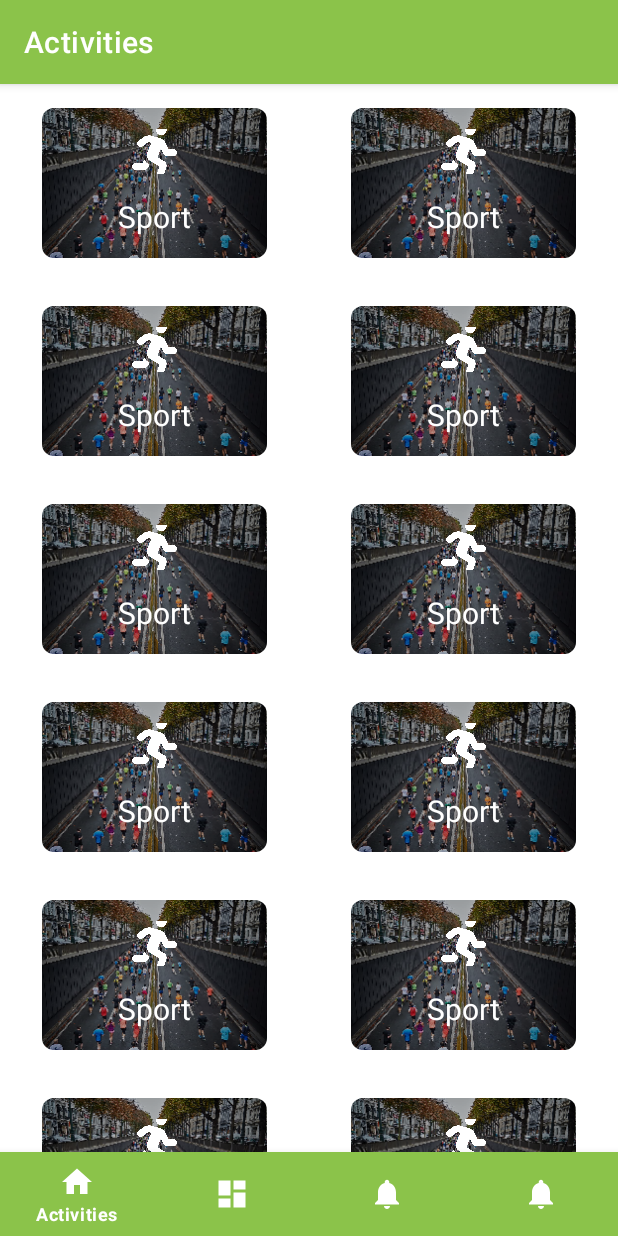
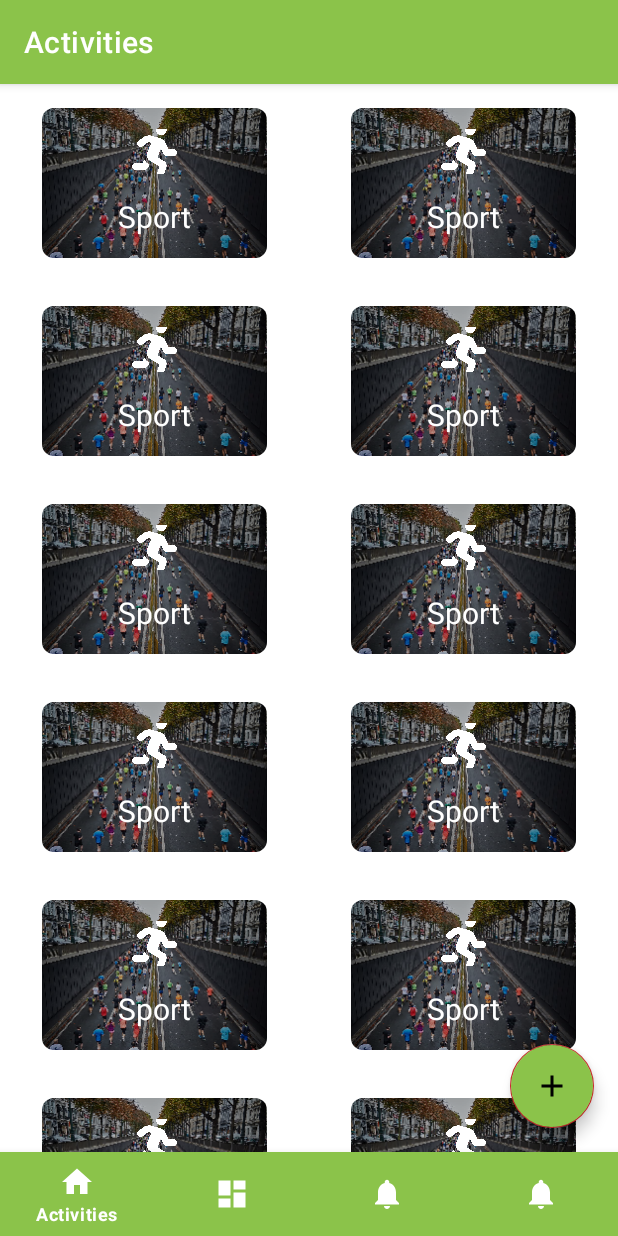
Before and after one commit to OFF-Home/off-home-app, an Android app: the screen it shows after launch (MainActivity), on a phone screen of 412 x 824 dp. Run offline under Robolectric (Android 15) with nearby library versions, the light colour scheme and no system bars; our stand-ins replace navigation-ui.

Commit message:
[Crear Activitat] Botó d'accés a l'activitat

```diff
--- a/app/src/main/AndroidManifest.xml
+++ b/app/src/main/AndroidManifest.xml
@@ -9,6 +9,7 @@
         android:roundIcon="@mipmap/ic_launcher_round"
         android:supportsRtl="true"
         android:theme="@style/Theme.OFFHome">
+        <activity android:name=".ui.createactivity.CreateActivity"></activity>
         <activity android:name=".MainActivity">
             <intent-filter>
                 <action android:name="android.intent.action.MAIN" />
--- a/app/src/main/java/com/offhome/app/MainActivity.kt
+++ b/app/src/main/java/com/offhome/app/MainActivity.kt
@@ -1,5 +1,6 @@
 package com.offhome.app
 
+import android.content.Intent
 import android.os.Bundle
 import androidx.appcompat.app.AppCompatActivity
 import androidx.navigation.findNavController
@@ -7,6 +8,8 @@ import androidx.navigation.ui.AppBarConfiguration
 import androidx.navigation.ui.setupActionBarWithNavController
 import androidx.navigation.ui.setupWithNavController
 import com.google.android.material.bottomnavigation.BottomNavigationView
+import com.google.android.material.floatingactionbutton.FloatingActionButton
+import com.offhome.app.ui.createactivity.CreateActivity
 
 class MainActivity : AppCompatActivity() {
 
@@ -23,6 +26,14 @@ class MainActivity : AppCompatActivity() {
                 R.id.navigation_activities, R.id.navigation_explore, R.id.navigation_chats
             )
         )
+
+        val buttonCreate = findViewById<FloatingActionButton>(R.id.buttonCreateActivity)
+
+        buttonCreate.setOnClickListener{
+            val intent = Intent(this, CreateActivity::class.java);
+            startActivity(intent)
+        }
+
         setupActionBarWithNavController(navController, appBarConfiguration)
         navView.setupWithNavController(navController)
     }
--- /dev/null
+++ b/app/src/main/res/drawable/ic_baseline_add_24.xml
@@ -0,0 +1,5 @@
+<vector android:height="24dp" android:tint="#FCFCFD"
+    android:viewportHeight="24" android:viewportWidth="24"
+    android:width="24dp" xmlns:android="http://schemas.android.com/apk/res/android">
+    <path android:fillColor="@android:color/white" android:pathData="M19,13h-6v6h-2v-6H5v-2h6V5h2v6h6v2z"/>
+</vector>
--- a/app/src/main/res/layout/activity_main.xml
+++ b/app/src/main/res/layout/activity_main.xml
@@ -1,6 +1,7 @@
 <?xml version="1.0" encoding="utf-8"?>
 <androidx.constraintlayout.widget.ConstraintLayout xmlns:android="http://schemas.android.com/apk/res/android"
     xmlns:app="http://schemas.android.com/apk/res-auto"
+    xmlns:tools="http://schemas.android.com/tools"
     android:id="@+id/container"
     android:layout_width="match_parent"
     android:layout_height="match_parent">
@@ -26,9 +27,26 @@
         android:layout_height="0dp"
         app:defaultNavHost="true"
         app:layout_constraintBottom_toTopOf="@+id/nav_view"
+        app:layout_constraintHorizontal_bias="1.0"
         app:layout_constraintLeft_toLeftOf="parent"
         app:layout_constraintRight_toRightOf="parent"
         app:layout_constraintTop_toTopOf="parent"
+        app:layout_constraintVertical_bias="0.0"
         app:navGraph="@navigation/mobile_navigation" />
 
+    <com.google.android.material.floatingactionbutton.FloatingActionButton
+        android:id="@+id/buttonCreateActivity"
+        android:layout_width="wrap_content"
+        android:layout_height="wrap_content"
+        android:layout_alignParentStart="true"
+        android:layout_alignParentTop="true"
+        android:layout_alignParentEnd="true"
+        android:layout_alignParentBottom="true"
+        android:layout_marginEnd="16dp"
+        android:layout_marginBottom="16dp"
+        android:src="@drawable/ic_baseline_add_24"
+        android:backgroundTint="@color/primary"
+        app:layout_constraintBottom_toTopOf="@+id/nav_view"
+        app:layout_constraintEnd_toEndOf="parent" />
+
 </androidx.constraintlayout.widget.ConstraintLayout>
--- a/app/src/main/res/values/strings.xml
+++ b/app/src/main/res/values/strings.xml
@@ -4,4 +4,10 @@
     <string name="title_explore">Explore</string>
     <string name="title_chats">Chats</string>
     <string name="title_profile">Profile</string>
+    <string name="title_of_the_activity">Title of the activity</string>
+    <string name="create">CREATE</string>
+    <string name="insert_title">Insert title</string>
+    <string name="todo">TODO</string>
+    <string name="about_the_activity">About the activity</string>
+    <string name="insert_text">insert text</string>
 </resources>
```
Also changed, not shown: app/src/main/java/com/offhome/app/ui/createactivity/CreateActivity.kt (added, +41 -0 lines), app/src/main/res/drawable/ic_baseline_date_range_24.xml (added, +10 -0 lines), app/src/main/res/layout/activity_create.xml (added, +133 -0 lines).
